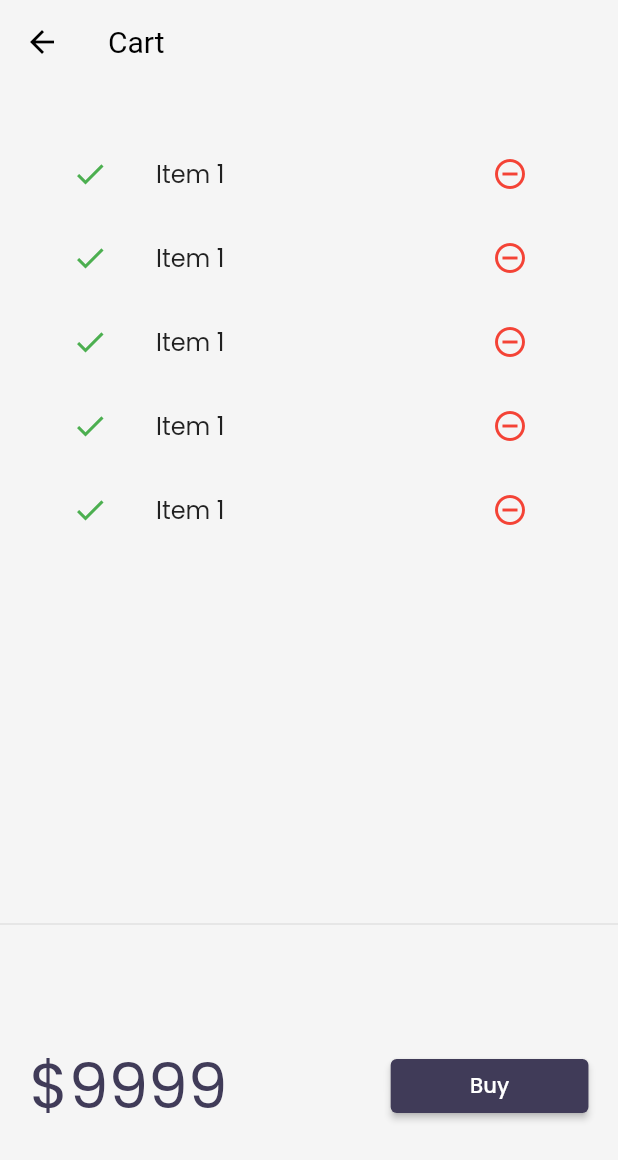
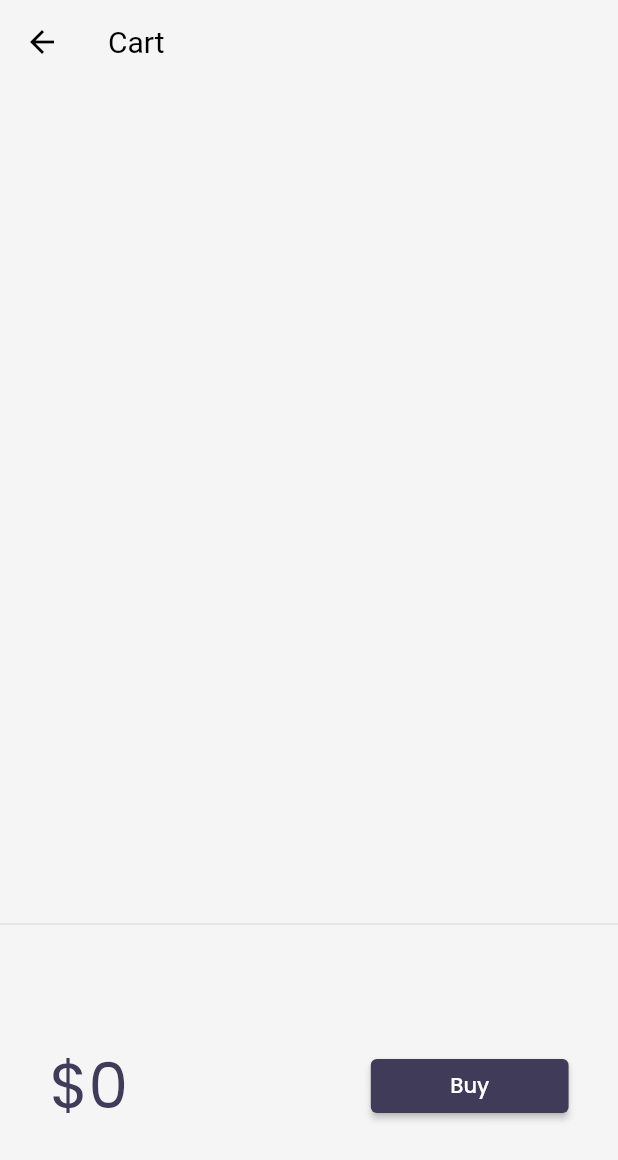
Before and after one commit to ram7203/Flutter-Sample, a Flutter app: the CartPage screen opened by its route, on a phone screen of 412 x 824 dp. Shown: the top 1160 px of the screen. Run offline on Flutter 3.47's test engine with Material 2 defaults, Android fonts, the phone set to English and light mode, and no system bars; our stand-ins replace google_fonts, velocity_x; network calls fail.

Commit message:
add to cart

```diff
--- a/lib/models/cart.dart
+++ b/lib/models/cart.dart
@@ -2,6 +2,14 @@
 import 'package:first_app/models/catalog.dart';
 
 class CartModel {
+  //singleton class
+
+  static final cartModel = CartModel._internal();
+
+  CartModel._internal();
+
+  factory CartModel() => cartModel;
+
   late CatalogModel _catalog;
 
   final List<int> itemIds = [];
--- a/lib/models/catalog.dart
+++ b/lib/models/catalog.dart
@@ -1,4 +1,12 @@
 class CatalogModel {
+//singleton class
+
+  static final catalogModel = CatalogModel._internal();
+
+  CatalogModel._internal();
+
+  factory CatalogModel() => catalogModel;
+
   static List<Item> items = [];
 
   //get item by id
--- a/lib/screens/cart_page.dart
+++ b/lib/screens/cart_page.dart
@@ -1,6 +1,8 @@
 import 'package:first_app/widgets/themes.dart';
 import 'package:flutter/material.dart';
 import 'package:velocity_x/velocity_x.dart';
+
+import '../models/cart.dart';
 
 class CartPage extends StatelessWidget {
   const CartPage({super.key});
@@ -29,12 +31,18 @@ class CartTotal extends StatelessWidget {
 
   @override
   Widget build(BuildContext context) {
+    final _cart = CartModel();
+
     return SizedBox(
       height: 200,
       child: Row(
         mainAxisAlignment: MainAxisAlignment.spaceAround,
         children: [
-          "\$9999".text.xl5.color(context.theme.hintColor).make(),
+          "\$${_cart.totalPrice.toString()}"
+              .text
+              .xl5
+              .color(context.theme.hintColor)
+              .make(),
           30.widthBox,
           ElevatedButton(
             onPressed: () {
@@ -61,10 +69,12 @@ class CartList extends StatefulWidget {
 }
 
 class _CartListState extends State<CartList> {
+  final _cart = CartModel();
+
   @override
   Widget build(BuildContext context) {
     return ListView.builder(
-      itemCount: 5,
+      itemCount: _cart.items?.length,
       itemBuilder: (context, index) => ListTile(
         leading: Icon(
           Icons.done,
@@ -77,7 +87,7 @@ class _CartListState extends State<CartList> {
           ),
           onPressed: () {},
         ),
-        title: "Item 1".text.make(),
+        title: _cart.items[index].name.text.make(),
       ),
     );
   }
```
Also changed, not shown: lib/screens/home_widgets/catalog_item.dart (+40 -10 lines).
